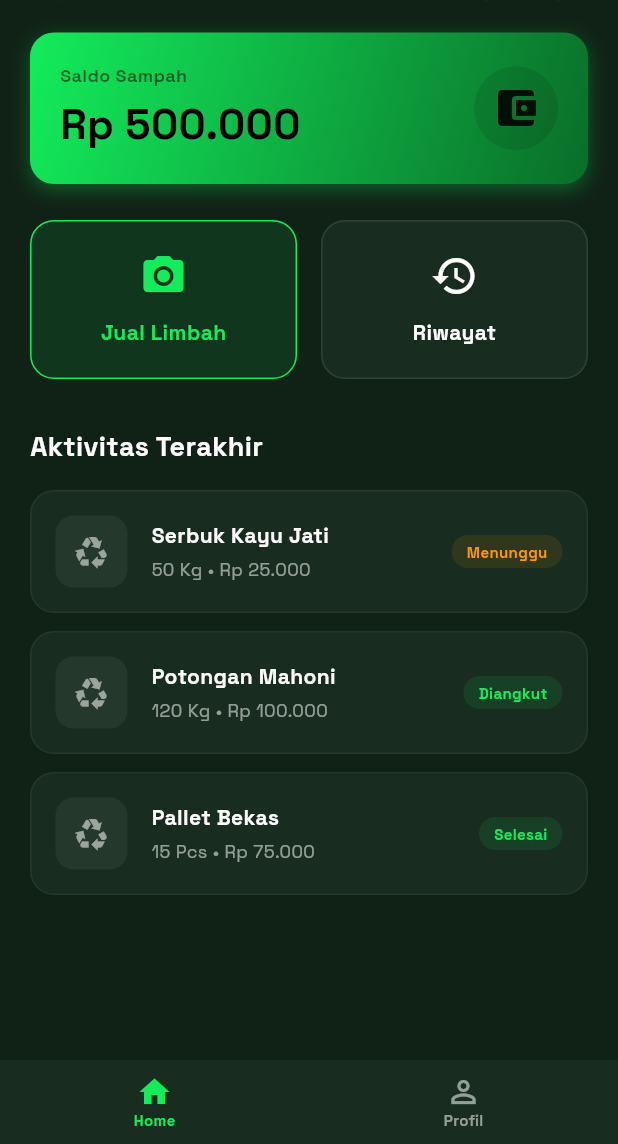
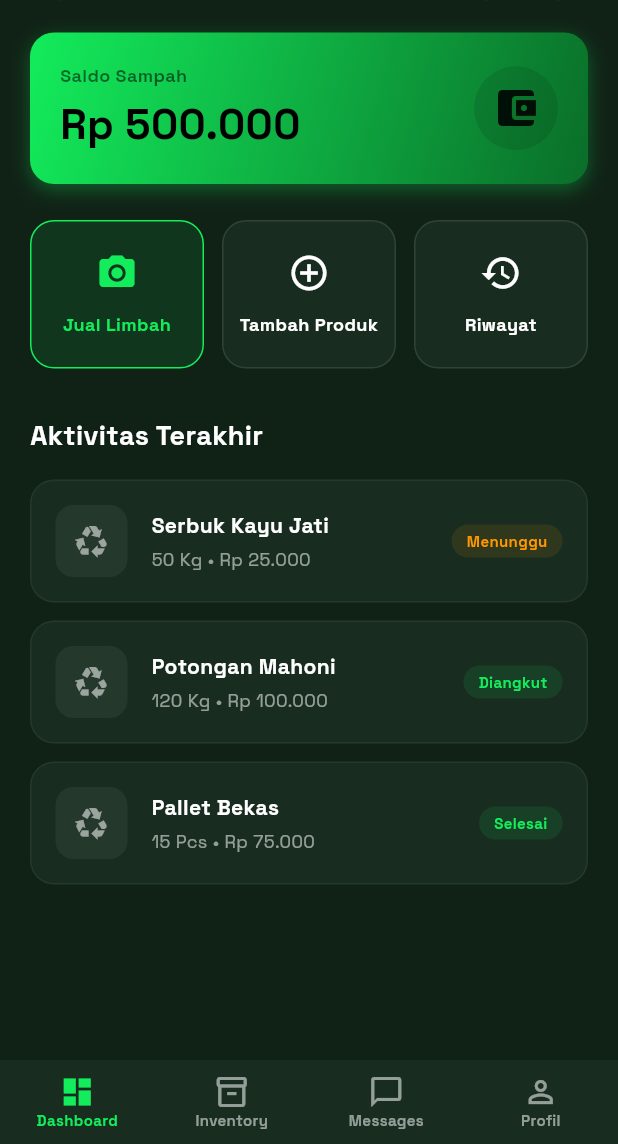
Before and after one commit to khanifzyen/woodloop, a Flutter app: the GeneratorDashboardPage screen opened by its route, on a phone screen of 412 x 824 dp, the part 92-1236 px from its top. Run offline on Flutter 3.47's test engine with Material 3 defaults, Android fonts, the light colour scheme and no system bars; our stand-ins replace get_it, go_router, google_fonts, injectable.

Commit message:
fix: resolve generator dashboard navigation errors and add new product page

```diff
--- a/woodloop_app/lib/core/routes/app_router.dart
+++ b/woodloop_app/lib/core/routes/app_router.dart
@@ -16,6 +16,7 @@ import '../../features/generator/presentation/pages/generator_registration_page.
 import '../../features/generator/presentation/pages/generator_dashboard_page.dart';
 import '../../features/generator/presentation/pages/report_wood_waste_form_page.dart';
 import '../../features/generator/presentation/pages/generator_order_management_page.dart';
+import '../../features/generator/presentation/pages/add_generator_product_page.dart';
 
 import '../../features/aggregator/presentation/pages/aggregator_registration_page.dart';
 import '../../features/aggregator/presentation/pages/aggregator_dashboard_page.dart';
@@ -119,6 +120,11 @@ class AppRouter {
         path: '/generator-order-management',
         name: 'generator_order_management',
         builder: (context, state) => const GeneratorOrderManagementPage(),
+      ),
+      GoRoute(
+        path: '/add-generator-product',
+        name: 'add_generator_product',
+        builder: (context, state) => const AddGeneratorProductPage(),
       ),
       GoRoute(
         path: '/aggregator-registration',
--- a/woodloop_app/lib/features/generator/presentation/pages/generator_dashboard_page.dart
+++ b/woodloop_app/lib/features/generator/presentation/pages/generator_dashboard_page.dart
@@ -192,10 +192,13 @@ class GeneratorDashboardPage extends StatelessWidget {
                   Expanded(
                     child: GestureDetector(
                       onTap: () {
-                        context.go('/report-wood-waste');
+                        context.pushNamed('report_wood_waste');
                       },
                       child: Container(
-                        padding: const EdgeInsets.all(20),
+                        padding: const EdgeInsets.symmetric(
+                          vertical: 20,
+                          horizontal: 8,
+                        ),
                         decoration: BoxDecoration(
                           color: AppTheme.primaryColor.withValues(alpha: 0.1),
                           border: Border.all(color: AppTheme.primaryColor),
@@ -206,30 +209,35 @@ class GeneratorDashboardPage extends StatelessWidget {
                             Icon(
                               Icons.camera_alt,
                               color: AppTheme.primaryColor,
-                              size: 32,
+                              size: 28,
                             ),
                             SizedBox(height: 12),
                             Text(
                               'Jual Limbah',
                               style: TextStyle(
                                 color: AppTheme.primaryColor,
-                                fontSize: 14,
+                                fontSize: 12,
                                 fontWeight: FontWeight.bold,
                               ),
+                              textAlign: TextAlign.center,
                             ),
                           ],
                         ),
                       ),
                     ),
                   ),
-                  const SizedBox(width: 16),
+                  const SizedBox(width: 12),
                   Expanded(
                     child: GestureDetector(
                       onTap: () {
-                        context.go('/generator-order-management');
+                        // TODO: Implement Tambah Produk for Generator
+                        context.pushNamed('add_generator_product');
                       },
                       child: Container(
-                        padding: const EdgeInsets.all(20),
+                        padding: const EdgeInsets.symmetric(
+                          vertical: 20,
+                          horizontal: 8,
+                        ),
                         decoration: BoxDecoration(
                           color: AppTheme.surfaceColor,
                           border: Border.all(
@@ -239,15 +247,56 @@ class GeneratorDashboardPage extends StatelessWidget {
                         ),
                         child: const Column(
                           children: [
-                            Icon(Icons.history, color: Colors.white, size: 32),
+                            Icon(
+                              Icons.add_circle_outline,
+                              color: Colors.white,
+                              size: 28,
+                            ),
+                            SizedBox(height: 12),
+                            Text(
+                              'Tambah Produk',
+                              style: TextStyle(
+                                color: Colors.white,
+                                fontSize: 12,
+                                fontWeight: FontWeight.bold,
+                              ),
+                              textAlign: TextAlign.center,
+                            ),
+                          ],
+                        ),
+                      ),
+                    ),
+                  ),
+                  const SizedBox(width: 12),
+                  Expanded(
+                    child: GestureDetector(
+                      onTap: () {
+                        context.pushNamed('generator_order_management');
+                      },
+                      child: Container(
+                        padding: const EdgeInsets.symmetric(
+                          vertical: 20,
+                          horizontal: 8,
+                        ),
+                        decoration: BoxDecoration(
+                          color: AppTheme.surfaceColor,
+                          border: Border.all(
+                            color: Colors.white.withValues(alpha: 0.1),
+                          ),
+                          borderRadius: BorderRadius.circular(16),
+                        ),
+                        child: const Column(
+                          children: [
+                            Icon(Icons.history, color: Colors.white, size: 28),
                             SizedBox(height: 12),
                             Text(
                               'Riwayat',
                               style: TextStyle(
                                 color: Colors.white,
-                                fontSize: 14,
+                                fontSize: 12,
                                 fontWeight: FontWeight.bold,
                               ),
+                              textAlign: TextAlign.center,
                             ),
                           ],
                         ),
@@ -320,12 +369,29 @@ class GeneratorDashboardPage extends StatelessWidget {
               // Dashboard
               break;
             case 1:
+              context.pushNamed('warehouse_inventory_log');
+              break;
+            case 2:
+              context.pushNamed('messages_list');
+              break;
+            case 3:
               context.pushNamed('b2b_profile');
               break;
           }
         },
         items: const [
-          BottomNavigationBarItem(icon: Icon(Icons.home), label: 'Home'),
+          BottomNavigationBarItem(
+            icon: Icon(Icons.dashboard),
+            label: 'Dashboard',
+          ),
+          BottomNavigationBarItem(
+            icon: Icon(Icons.inventory_2_outlined),
+            label: 'Inventory',
+          ),
+          BottomNavigationBarItem(
+            icon: Icon(Icons.chat_bubble_outline),
+            label: 'Messages',
+          ),
           BottomNavigationBarItem(
             icon: Icon(Icons.person_outline),
             label: 'Profil',
```
Also changed, not shown: woodloop_app/lib/features/generator/presentation/pages/add_generator_product_page.dart (added, +196 -0 lines).
